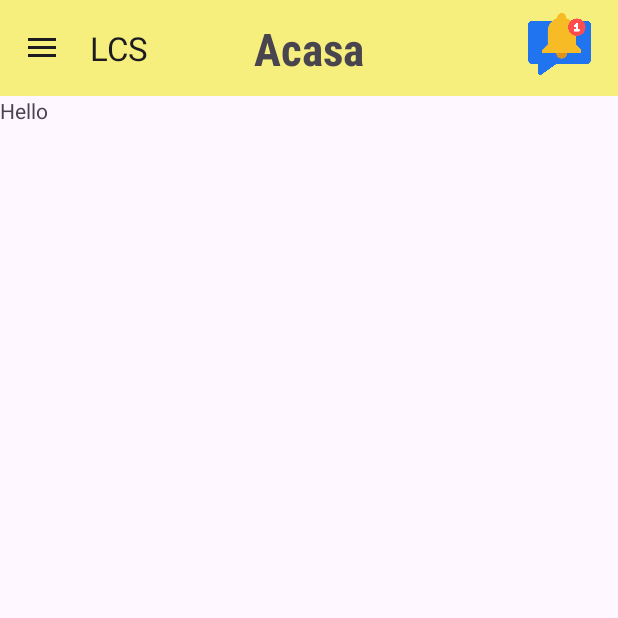
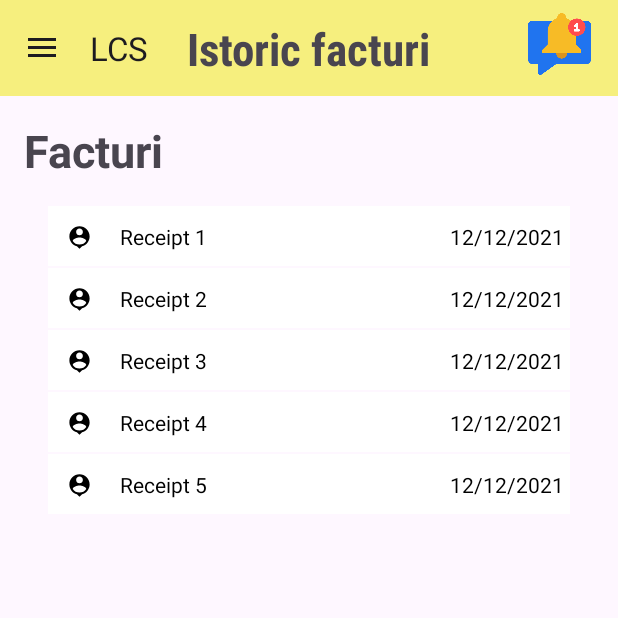
Before and after one commit to AndreeaG22/Library-Chain-Supply-LCS, an Android app: the MainActivity screen opened directly, with no data from a screen before it, after a tap on "Istoric facturi", on a phone screen of 412 x 824 dp, the top half of it. Run offline under Robolectric (Android 15) with nearby library versions, the phone set to English and light mode, and no system bars; our stand-ins replace Firebase (no records; nobody signed in at launch, a user with empty details on screens opened directly), data binding; 1 other tap on this screen came first.

Commit message:
istoric facturi facut yey

```diff
--- a/app/src/main/java/com/teamapp/lcs/MainActivity.kt
+++ b/app/src/main/java/com/teamapp/lcs/MainActivity.kt
@@ -13,6 +13,7 @@ import com.teamapp.client_management.ClientManagementFragment
 import com.teamapp.employee_management.EmployeeManagementFragment
 import com.teamapp.home.HomeFragment
 import com.teamapp.lcs.databinding.ActivityMainBinding
+import com.teamapp.receipt_history.ReceiptHistoryFragment
 
 class MainActivity : AppCompatActivity() {
 
@@ -85,6 +86,12 @@ class MainActivity : AppCompatActivity() {
                         .replace(R.id.fragment_container, ClientManagementFragment())
                         .commit()
                 }
+                R.id.receipt_history -> {
+                    binding.toolbarTitle.text = "Istoric facturi"
+                    supportFragmentManager.beginTransaction()
+                        .replace(R.id.fragment_container, ReceiptHistoryFragment())
+                        .commit()
+                }
                 R.id.logout -> {
 //                    Toast.makeText(this, "Logout", Toast.LENGTH_SHORT).show()
                     FirebaseAuth.getInstance().signOut()
--- a/app/src/main/java/com/teamapp/receipt_history/ReceiptHistoryFragment.kt
+++ b/app/src/main/java/com/teamapp/receipt_history/ReceiptHistoryFragment.kt
@@ -7,14 +7,13 @@ import android.view.LayoutInflater
 import android.view.View
 import android.view.ViewGroup
 import androidx.recyclerview.widget.LinearLayoutManager
-import com.teamapp.client_management.ClientLineItemAdapter
 import com.teamapp.lcs.R
-import com.teamapp.lcs.databinding.FragmentClientManagementBinding
+import com.teamapp.lcs.databinding.FragmentReceiptHistoryBinding
 
 class ReceiptHistoryFragment : Fragment() {
     private var _binding: FragmentReceiptHistoryBinding? = null
     private val binding get() = _binding!!
-    private lateinit var clientListAdapter: ReceiptLineItemAdapter
+    private lateinit var receiptListAdapter: ReceiptLineItemAdapter
 
     companion object {
         fun newInstance() = ReceiptHistoryFragment()
@@ -30,25 +29,25 @@ class ReceiptHistoryFragment : Fragment() {
         return binding.root
     }
 
+    override fun onViewCreated(view: View, savedInstanceState: Bundle?) {
+        super.onViewCreated(view, savedInstanceState)
+        initUI()
+        val receiptList = listOf("Receipt 1", "Receipt 2", "Receipt 3", "Receipt 4", "Receipt 5")
+        receiptListAdapter.submitList(receiptList)
+    }
+
     override fun onDestroyView() {
         super.onDestroyView()
         _binding = null
     }
 
     private fun initUI() {
-        clientListAdapter = ReceiptLineItemAdapter { item ->
+        receiptListAdapter = ReceiptLineItemAdapter { item ->
             // Handle item deletion if needed
         }
         binding.receiptList.apply {
-            adapter = clientListAdapter
+            adapter = receiptListAdapter
             layoutManager = LinearLayoutManager(requireContext())
-        }
-
-        binding.addReceiptButton.setOnClickListener {
-            parentFragmentManager.beginTransaction()
-                .replace(R.id.fragment_container, AddReceiptFragment())
-                .addToBackStack(null)
-                .commit()
         }
     }
 }
--- /dev/null
+++ b/app/src/main/java/com/teamapp/receipt_history/ReceiptLineItemAdapter.kt
@@ -0,0 +1,49 @@
+package com.teamapp.receipt_history
+
+import android.view.LayoutInflater
+import android.view.ViewGroup
+import androidx.recyclerview.widget.DiffUtil
+import androidx.recyclerview.widget.ListAdapter
+import androidx.recyclerview.widget.RecyclerView
+import com.teamapp.lcs.databinding.ReceiptLineItemBinding
+
+class ReceiptLineItemAdapter (
+    private val onItemDeleted: (item: String) -> Unit
+): ListAdapter<String, RecyclerView.ViewHolder>(DiffCallback) {
+
+    override fun onCreateViewHolder(parent: ViewGroup, viewType: Int): RecyclerView.ViewHolder {
+        return ReceiptLnItmViewHolder(
+            ReceiptLineItemBinding.inflate(
+                LayoutInflater.from(parent.context),
+                parent,
+                false
+            )
+        )
+    }
+
+    override fun onBindViewHolder(holder: RecyclerView.ViewHolder, position: Int) {
+        (holder as ReceiptLnItmViewHolder).bind(getItem(position))
+    }
+
+    inner class ReceiptLnItmViewHolder(val binding: ReceiptLineItemBinding) : RecyclerView.ViewHolder(binding.root) {
+        fun bind(item: String) {
+            binding.apply {
+                receiptName.text = item
+                dateReceipt.text = "12/12/2021"
+                ivIcon.setOnClickListener {
+                    // create receipt
+                }
+            }
+        }
+    }
+
+    object DiffCallback : DiffUtil.ItemCallback<String>() {
+        override fun areItemsTheSame(oldItem: String, newItem: String): Boolean {
+            return oldItem == newItem
+        }
+
+        override fun areContentsTheSame(oldItem: String, newItem: String): Boolean {
+            return oldItem == newItem
+        }
+    }
+}
--- a/app/src/main/res/layout/fragment_receipt_history.xml
+++ b/app/src/main/res/layout/fragment_receipt_history.xml
@@ -3,11 +3,36 @@
     xmlns:tools="http://schemas.android.com/tools"
     android:layout_width="match_parent"
     android:layout_height="match_parent"
+    xmlns:app="http://schemas.android.com/apk/res-auto"
     tools:context="com.teamapp.receipt_history.ReceiptHistoryFragment">
 
-    <TextView
+    <androidx.constraintlayout.widget.ConstraintLayout
         android:layout_width="match_parent"
         android:layout_height="match_parent"
-        android:text="Hello" />
+        android:padding="16dp">
 
+        <TextView
+            android:id="@+id/receiptListTitle"
+            android:layout_width="wrap_content"
+            android:layout_height="wrap_content"
+            android:text="Facturi"
+            android:textStyle="bold"
+            android:textSize="30sp"
+            app:layout_constraintStart_toStartOf="parent"
+            app:layout_constraintTop_toTopOf="parent"/>
+
+        <androidx.recyclerview.widget.RecyclerView
+            android:id="@+id/receiptList"
+            android:layout_width="match_parent"
+            android:layout_height="250dp"
+            android:layout_margin="16dp"
+            app:layout_constraintTop_toBottomOf="@+id/receiptListTitle"
+            app:layout_constraintStart_toStartOf="parent"
+            app:layout_constraintEnd_toEndOf="parent"
+            tools:listitem="@layout/receipt_line_item" />
+
+
+
+
+    </androidx.constraintlayout.widget.ConstraintLayout>
 </FrameLayout>
--- /dev/null
+++ b/app/src/main/res/layout/receipt_line_item.xml
@@ -0,0 +1,51 @@
+<?xml version="1.0" encoding="utf-8"?>
+<layout xmlns:android="http://schemas.android.com/apk/res/android"
+    xmlns:app="http://schemas.android.com/apk/res-auto"
+    xmlns:tools="http://schemas.android.com/tools">
+
+    <androidx.constraintlayout.widget.ConstraintLayout
+        android:id="@+id/headerConstraintsLayout"
+        android:layout_width="match_parent"
+        android:layout_height="40dp"
+        android:layout_marginTop="0.5dp"
+        android:layout_marginBottom="0.5dp"
+        android:background="@color/white"
+        app:layout_constraintTop_toTopOf="parent">
+
+        <ImageView
+            android:id="@+id/ivIcon"
+            android:layout_width="42dp"
+            android:layout_height="42dp"
+            android:contentDescription="@null"
+            android:padding="12dp"
+            app:layout_constraintBottom_toBottomOf="parent"
+            app:layout_constraintTop_toTopOf="parent"
+            app:layout_constraintStart_toStartOf="parent"
+            app:srcCompat="@drawable/ic_clients" />
+
+        <TextView
+            android:id="@+id/receipt_name"
+            android:layout_width="wrap_content"
+            android:layout_height="wrap_content"
+            android:layout_marginStart="48dp"
+            android:textColor="@color/black"
+            app:layout_constraintBottom_toBottomOf="parent"
+            app:layout_constraintStart_toStartOf="parent"
+            app:layout_constraintTop_toTopOf="parent"
+            app:layout_constraintVertical_bias="0.523"
+            tools:text="Darcom" />
+
+        <TextView
+            android:id="@+id/date_receipt"
+            android:layout_width="wrap_content"
+            android:layout_height="wrap_content"
+            android:layout_marginStart="268dp"
+            android:textColor="@color/black"
+            app:layout_constraintBottom_toBottomOf="parent"
+            app:layout_constraintStart_toStartOf="parent"
+            app:layout_constraintTop_toTopOf="parent"
+            app:layout_constraintVertical_bias="0.523"
+            tools:text="12.04.2020" />
+
+    </androidx.constraintlayout.widget.ConstraintLayout>
+</layout>
--- a/app/src/main/res/menu/nav_menu.xml
+++ b/app/src/main/res/menu/nav_menu.xml
@@ -21,7 +21,7 @@
             android:icon="@drawable/ic_resources" />
 
         <item
-            android:id="@+id/order_history"
+            android:id="@+id/receipt_history"
             android:title="Istoric facturi"
             android:icon="@drawable/ic_history" />
 
--- a/gradle/libs.versions.toml
+++ b/gradle/libs.versions.toml
@@ -1,5 +1,5 @@
 [versions]
-agp = "8.5.0-beta01"
+agp = "8.5.0-alpha06"
 kotlin = "1.9.0"
 coreKtx = "1.13.0"
 junit = "4.13.2"
@@ -41,4 +41,4 @@ androidx-navigation-ui-ktx = { group = "androidx.navigation", name = "navigation
 [plugins]
 android-application = { id = "com.android.application", version.ref = "agp" }
 jetbrains-kotlin-android = { id = "org.jetbrains.kotlin.android", version.ref = "kotlin" }
-google-gms-google-services = { id = "com.google.gms.google-services", version.ref = "googleGmsGoogleServices" }
+google-gms-google-services = { id = "com.google.gms.google-services", version.ref = "googleGmsGoogleServices"}
```
Also changed, not shown: gradle/wrapper/gradle-wrapper.properties.
